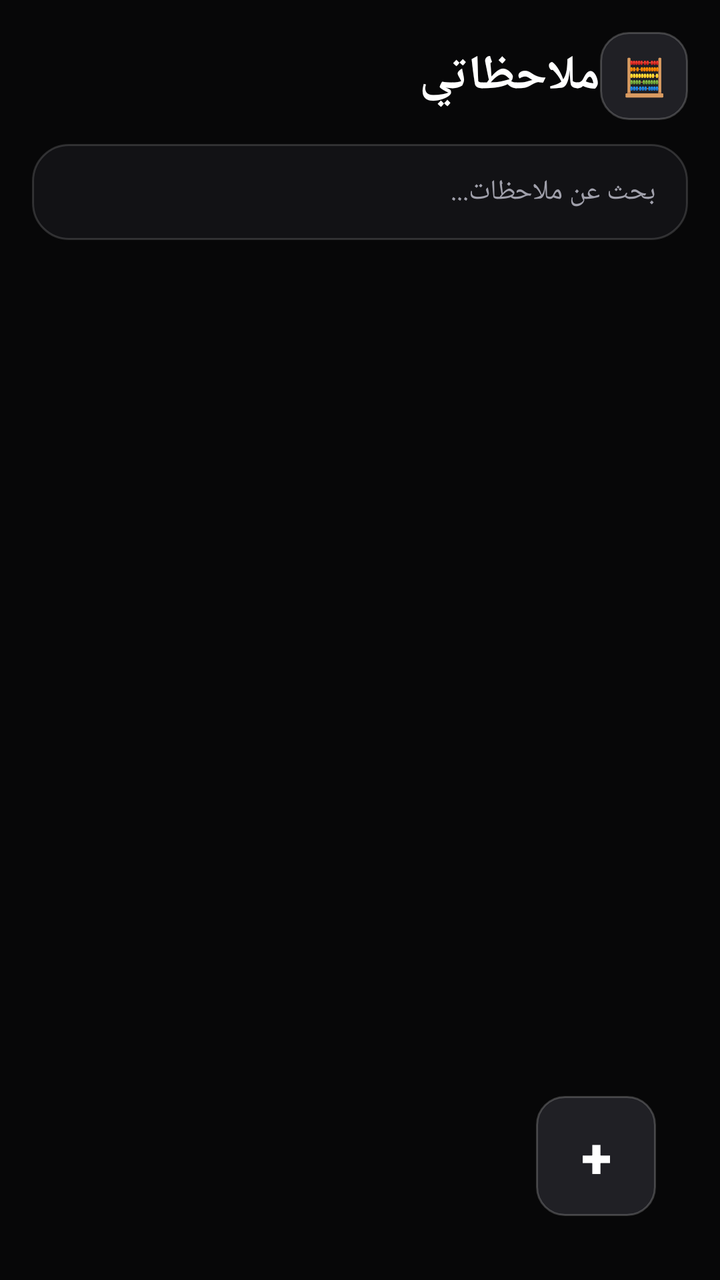
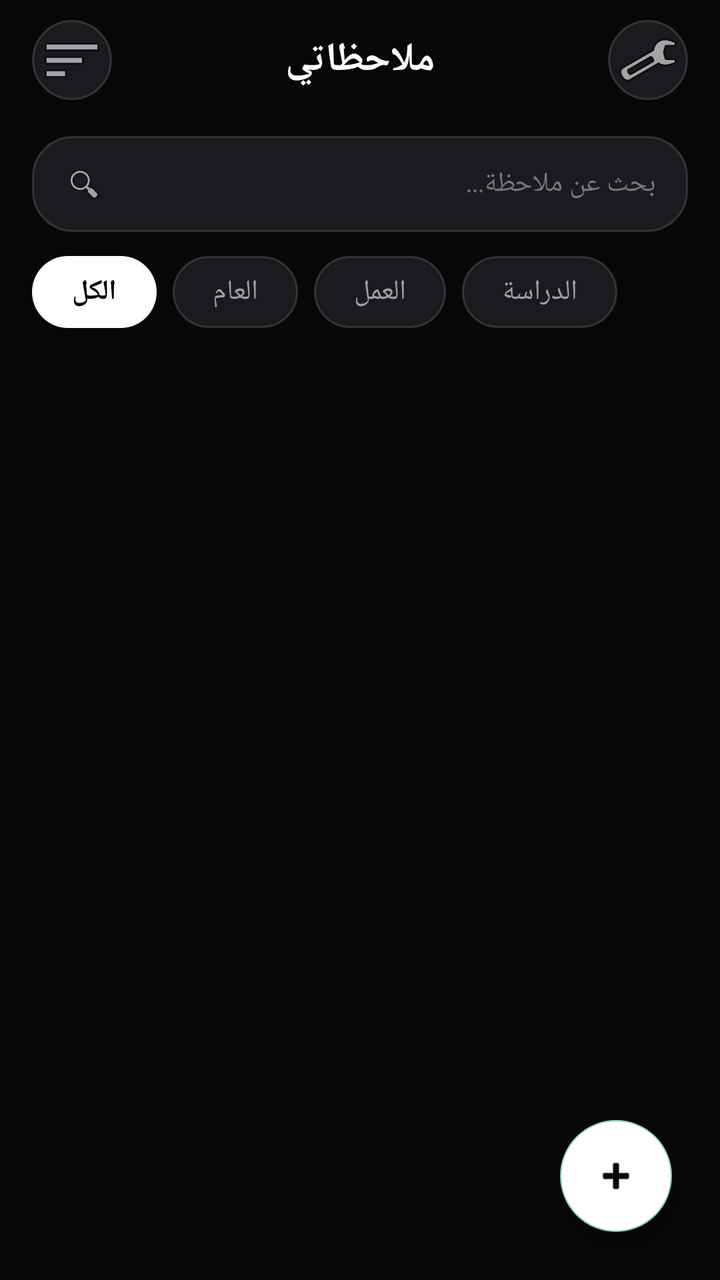

The first picture is an Android layout as it rendered before a commit; the second is the same layout after the commit. The layout source and the unified diff follow.
<!-- AndroidManifest.xml: application theme Theme.AppCompat.NoActionBar -->
<!-- res/layout/activity_main.xml -->
<?xml version="1.0" encoding="utf-8"?>
<RelativeLayout xmlns:android="http://schemas.android.com/apk/res/android"
    android:layout_width="match_parent"
    android:layout_height="match_parent"
    android:background="@color/bg_main"
    android:padding="16dp">

    
    <LinearLayout
        android:id="@+id/headerLayout"
        android:layout_width="match_parent"
        android:layout_height="wrap_content"
        android:orientation="horizontal"
        android:gravity="center_vertical"
        android:paddingBottom="12dp">

        <TextView
            android:layout_width="0dp"
            android:layout_height="wrap_content"
            android:layout_weight="1"
            android:text="ملاحظاتي"
            android:textColor="@color/text_primary"
            android:textSize="24sp"
            android:textStyle="bold" />

        <Button
            android:id="@+id/btnCalculator"
            android:layout_width="44dp"
            android:layout_height="44dp"
            android:background="@drawable/bg_glass_button"
            android:text="🧮"
            android:textSize="18sp"
            android:textColor="@color/text_primary" />
    </LinearLayout>

    
    <EditText
        android:id="@+id/etSearch"
        android:layout_width="match_parent"
        android:layout_height="48dp"
        android:layout_below="@id/headerLayout"
        android:background="@drawable/bg_glass_card"
        android:hint="بحث عن ملاحظات..."
        android:textColorHint="@color/text_secondary"
        android:textColor="@color/text_primary"
        android:paddingHorizontal="16dp"
        android:layout_marginBottom="12dp"
        android:textSize="14sp" />

    
    <ListView
        android:id="@+id/listViewNotes"
        android:layout_width="match_parent"
        android:layout_height="match_parent"
        android:layout_below="@id/etSearch"
        android:layout_above="@id/fabAdd"
        android:divider="@android:color/transparent"
        android:dividerHeight="12dp" />

    
    <Button
        android:id="@+id/fabAdd"
        android:layout_width="60dp"
        android:layout_height="60dp"
        android:layout_alignParentBottom="true"
        android:layout_alignParentEnd="true"
        android:layout_margin="16dp"
        android:background="@drawable/bg_glass_button"
        android:text="+"
        android:textColor="@color/text_primary"
        android:textSize="28sp"
        android:textStyle="bold" />

</RelativeLayout>
<!-- resources referenced by this layout -->
<resources>
  <color name="bg_main">#070708</color>
  <color name="text_primary">#FFFFFF</color>
  <color name="text_secondary">#A0A0AB</color>
  <!-- drawable bg_glass_button (drawable) -->
  <?xml version="1.0" encoding="utf-8"?>
  <shape xmlns:android="http://schemas.android.com/apk/res/android"
      android:shape="rectangle">
      <solid android:color="#202025" />
      <corners android:radius="14dp" />
      <stroke android:width="1dp" android:color="#33FFFFFF" />
  </shape>
  <!-- drawable bg_glass_card (drawable) -->
  <?xml version="1.0" encoding="utf-8"?>
  <shape xmlns:android="http://schemas.android.com/apk/res/android"
      android:shape="rectangle">
      <solid android:color="#BE16161A" />
      <corners android:radius="18dp" />
      <stroke android:width="1dp" android:color="#26FFFFFF" />
  </shape>
</resources>

<!-- the commit's change to res/layout/activity_main.xml (unified diff, before → after) -->
@@ -1,74 +1,160 @@
 <?xml version="1.0" encoding="utf-8"?>
 <RelativeLayout xmlns:android="http://schemas.android.com/apk/res/android"
+    xmlns:app="http://schemas.android.com/apk/res-auto"
     android:layout_width="match_parent"
     android:layout_height="match_parent"
-    android:background="@color/bg_main"
-    android:padding="16dp">
+    android:background="#070708">
 
     
     <LinearLayout
         android:id="@+id/headerLayout"
         android:layout_width="match_parent"
-        android:layout_height="wrap_content"
+        android:layout_height="60dp"
         android:orientation="horizontal"
         android:gravity="center_vertical"
-        android:paddingBottom="12dp">
+        android:paddingHorizontal="16dp">
+
+        <ImageButton
+            android:id="@+id/btnMenu"
+            android:layout_width="40dp"
+            android:layout_height="40dp"
+            android:background="@drawable/bg_chip_normal"
+            android:src="@android:drawable/ic_menu_sort_by_size"
+            android:contentDescription="Menu" />
 
         <TextView
             android:layout_width="0dp"
             android:layout_height="wrap_content"
             android:layout_weight="1"
+            android:gravity="center"
             android:text="ملاحظاتي"
-            android:textColor="@color/text_primary"
-            android:textSize="24sp"
+            android:textColor="#FFFFFF"
+            android:textSize="20sp"
             android:textStyle="bold" />
 
-        <Button
+        <ImageButton
             android:id="@+id/btnCalculator"
-            android:layout_width="44dp"
-            android:layout_height="44dp"
-            android:background="@drawable/bg_glass_button"
-            android:text="🧮"
-            android:textSize="18sp"
-            android:textColor="@color/text_primary" />
+            android:layout_width="40dp"
+            android:layout_height="40dp"
+            android:background="@drawable/bg_chip_normal"
+            android:src="@android:drawable/ic_menu_manage"
+            android:contentDescription="Calculator" />
     </LinearLayout>
 
     
-    <EditText
-        android:id="@+id/etSearch"
+    <LinearLayout
+        android:id="@+id/searchLayout"
         android:layout_width="match_parent"
         android:layout_height="48dp"
         android:layout_below="@id/headerLayout"
-        android:background="@drawable/bg_glass_card"
-        android:hint="بحث عن ملاحظات..."
-        android:textColorHint="@color/text_secondary"
-        android:textColor="@color/text_primary"
-        android:paddingHorizontal="16dp"
-        android:layout_marginBottom="12dp"
-        android:textSize="14sp" />
+        android:layout_marginHorizontal="16dp"
+        android:layout_marginTop="8dp"
+        android:background="@drawable/bg_chip_normal"
+        android:gravity="center_vertical"
+        android:paddingHorizontal="16dp">
+
+        <ImageView
+            android:layout_width="20dp"
+            android:layout_height="20dp"
+            android:src="@android:drawable/ic_menu_search"
+            android:contentDescription="Search" />
+
+        <EditText
+            android:id="@+id/etSearch"
+            android:layout_width="match_parent"
+            android:layout_height="match_parent"
+            android:background="@null"
+            android:hint="بحث عن ملاحظة..."
+            android:textColor="#FFFFFF"
+            android:textColorHint="#777780"
+            android:textSize="14sp"
+            android:paddingStart="12dp"
+            android:inputType="text" />
+    </LinearLayout>
 
     
-    <ListView
-        android:id="@+id/listViewNotes"
+    <HorizontalScrollView
+        android:id="@+id/scrollCategories"
+        android:layout_width="match_parent"
+        android:layout_height="wrap_content"
+        android:layout_below="@id/searchLayout"
+        android:layout_marginTop="12dp"
+        android:scrollbars="none"
+        android:paddingHorizontal="16dp">
+
+        <LinearLayout
+            android:layout_width="wrap_content"
+            android:layout_height="wrap_content"
+            android:orientation="horizontal">
+
+            <TextView
+                android:id="@+id/tabAll"
+                android:layout_width="wrap_content"
+                android:layout_height="36dp"
+                android:background="@drawable/bg_chip_active"
+                android:text="الكل"
+                android:textColor="#000000"
+                android:textStyle="bold"
+                android:gravity="center"
+                android:paddingHorizontal="20dp"
+                android:layout_marginEnd="8dp" />
+
+            <TextView
+                android:id="@+id/tabGeneral"
+                android:layout_width="wrap_content"
+                android:layout_height="36dp"
+                android:background="@drawable/bg_chip_normal"
+                android:text="العام"
+                android:textColor="#A0A0AB"
+                android:gravity="center"
+                android:paddingHorizontal="20dp"
+                android:layout_marginEnd="8dp" />
+
+            <TextView
+                android:id="@+id/tabWork"
+                android:layout_width="wrap_content"
+                android:layout_height="36dp"
+                android:background="@drawable/bg_chip_normal"
+                android:text="العمل"
+                android:textColor="#A0A0AB"
+                android:gravity="center"
+                android:paddingHorizontal="20dp"
+                android:layout_marginEnd="8dp" />
+
+            <TextView
+                android:id="@+id/tabStudy"
+                android:layout_width="wrap_content"
+                android:layout_height="36dp"
+                android:background="@drawable/bg_chip_normal"
+                android:text="الدراسة"
+                android:textColor="#A0A0AB"
+                android:gravity="center"
+                android:paddingHorizontal="20dp" />
+        </LinearLayout>
+    </HorizontalScrollView>
+
+    
+    <androidx.recyclerview.widget.RecyclerView
+        android:id="@+id/recyclerViewNotes"
         android:layout_width="match_parent"
         android:layout_height="match_parent"
-        android:layout_below="@id/etSearch"
-        android:layout_above="@id/fabAdd"
-        android:divider="@android:color/transparent"
-        android:dividerHeight="12dp" />
+        android:layout_below="@id/scrollCategories"
+        android:layout_marginTop="16dp"
+        android:paddingHorizontal="16dp"
+        android:clipToPadding="false"
+        android:paddingBottom="90dp" />
 
     
-    <Button
+    <com.google.android.material.floatingactionbutton.FloatingActionButton
         android:id="@+id/fabAdd"
-        android:layout_width="60dp"
-        android:layout_height="60dp"
+        android:layout_width="wrap_content"
+        android:layout_height="wrap_content"
         android:layout_alignParentBottom="true"
         android:layout_alignParentEnd="true"
-        android:layout_margin="16dp"
-        android:background="@drawable/bg_glass_button"
-        android:text="+"
-        android:textColor="@color/text_primary"
-        android:textSize="28sp"
-        android:textStyle="bold" />
+        android:layout_margin="24dp"
+        android:backgroundTint="#FFFFFF"
+        android:src="@android:drawable/ic_input_add"
+        app:tint="#000000"
+        app:fabSize="normal" />
 
 </RelativeLayout>
<!-- resource entries referenced after the edit -->
@@ -1,22 +1,18 @@
 <!-- resources referenced by this layout -->
 <resources>
-  <color name="bg_main">#070708</color>
-  <color name="text_primary">#FFFFFF</color>
-  <color name="text_secondary">#A0A0AB</color>
-  <!-- drawable bg_glass_button (drawable) -->
+  <!-- drawable bg_chip_active (drawable) -->
   <?xml version="1.0" encoding="utf-8"?>
   <shape xmlns:android="http://schemas.android.com/apk/res/android"
       android:shape="rectangle">
-      <solid android:color="#202025" />
-      <corners android:radius="14dp" />
-      <stroke android:width="1dp" android:color="#33FFFFFF" />
+      <solid android:color="#FFFFFF" />
+      <corners android:radius="20dp" />
   </shape>
-  <!-- drawable bg_glass_card (drawable) -->
+  <!-- drawable bg_chip_normal (drawable) -->
   <?xml version="1.0" encoding="utf-8"?>
   <shape xmlns:android="http://schemas.android.com/apk/res/android"
       android:shape="rectangle">
-      <solid android:color="#BE16161A" />
-      <corners android:radius="18dp" />
+      <solid android:color="#1A1A1F" />
+      <corners android:radius="20dp" />
       <stroke android:width="1dp" android:color="#26FFFFFF" />
   </shape>
 </resources>
